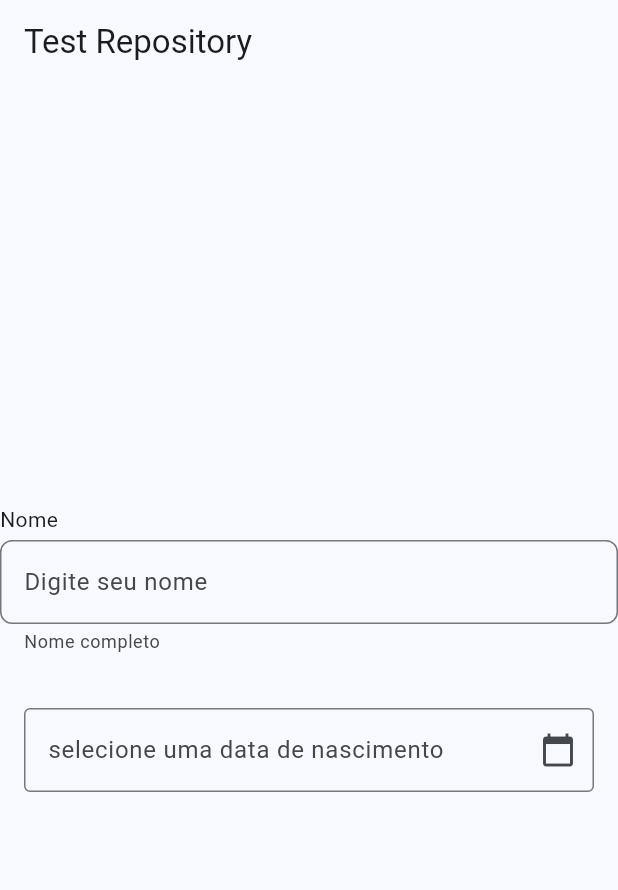
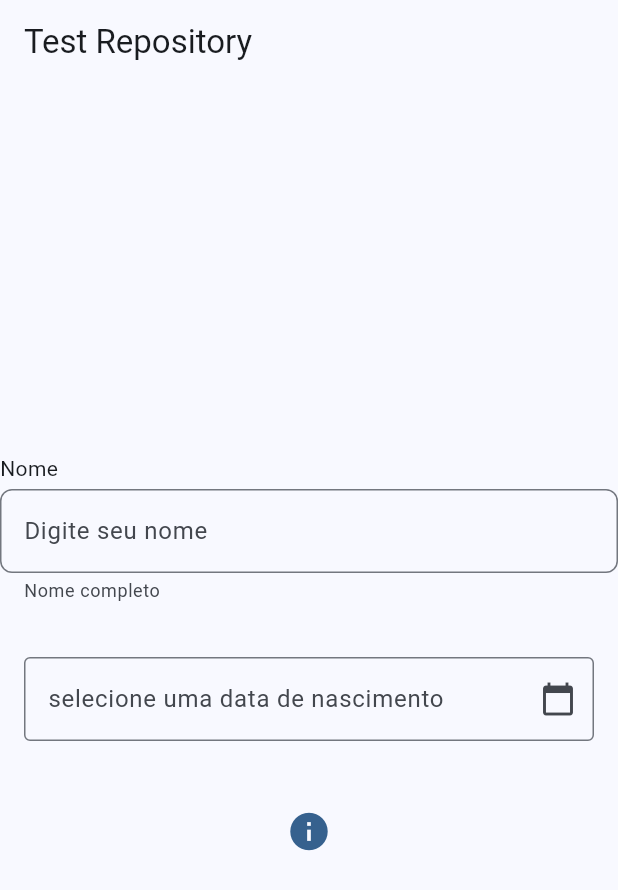
Before and after one commit to Pedro-jferreira/DigPrev, a Flutter app: the screen it shows after launch, on a phone screen of 412 x 824 dp. Shown: the top 890 px of the screen. Run offline on Flutter 3.47's test engine with Material 3 defaults, Android fonts, the phone set to English and light mode, and no system bars; our stand-ins replace cloud_firestore, firebase_auth, firebase_core, freezed_annotation, google_fonts, objectid and 1 more; accounts and stored records are empty; generated files the repository leaves out were written again.

Commit message:
:sparkles: feat(ToolTip) toolTipWidget.dart criado e configurado

```diff
--- a/lib/main.dart
+++ b/lib/main.dart
@@ -1,14 +1,11 @@
-import 'dart:convert';
-
 import 'package:digprev_flutter/config/dependencies.dart';
 import 'package:digprev_flutter/config/firebase_options.dart';
-import 'package:digprev_flutter/domain/use_cases/responseCardGenerator/responseCardGenerator.dart';
 import 'package:digprev_flutter/ui/core/widgets/datePickerWidget.dart';
 import 'package:digprev_flutter/ui/core/widgets/outlinedTextFieldComponent.dart';
+import 'package:digprev_flutter/ui/core/widgets/toolTipWidget.dart';
 import 'package:firebase_core/firebase_core.dart';
 import 'package:flutter/material.dart';
 import 'package:provider/provider.dart';
-import 'package:result_dart/result_dart.dart';
 
 void main() async {
   WidgetsFlutterBinding.ensureInitialized();
@@ -33,6 +30,7 @@ class MyApp extends StatelessWidget {
 
 class TestScreen extends StatelessWidget {
   const TestScreen({super.key});
+
   @override
   Widget build(BuildContext context) {
     return Scaffold(
@@ -40,25 +38,31 @@ class TestScreen extends StatelessWidget {
       body: Center(
         child: Column(
           mainAxisSize: MainAxisSize.min, // Ajusta o tamanho da coluna
-          children: [
+          children: <Widget>[
             OutlinedTextFieldComponent(
-              titulo: "Nome",
-              placeholder: "Digite seu nome",
-              supportingText: "Nome completo",
-              isError: false,
-              errorText: "Nome inválido",
-              keyboardType: TextInputType.text,
-              onValueChange: (value) {
-                print("Valor digitado: $value");
+              titulo: 'Nome',
+              placeholder: 'Digite seu nome',
+              supportingText: 'Nome completo',
+              errorText: 'Nome inválido',
+              onValueChange: (String value) {
+                print('Valor digitado: $value');
               },
             ),
-            const SizedBox(height: 20), // Espaço entre o TextField e o DatePicker
+            const SizedBox(height: 20),
+            // Espaço entre o TextField e o DatePicker
             DatePickerWidget(
               labelText: 'selecione uma data de nascimento',
-              onDateSelected: (value){
+              onDateSelected: (DateTime value) {
                 print(value);
               },
-            ), // Coloque o DatePicker abaixo
+            ),
+            const SizedBox(height: 20),
+            const ToolTipWidget(
+              labelText:
+                  'Indique seu peso em quilogramas. Essa '
+                  'informação é importante para calcular seu Índice '
+                  'de Massa Corporal (IMC).',
+            ),
           ],
         ),
       ),
--- a/lib/ui/core/widgets/datePickerWidget.dart
+++ b/lib/ui/core/widgets/datePickerWidget.dart
@@ -84,6 +84,7 @@ class _DatePickerWidgetState extends State<DatePickerWidget> {
     return Padding(
       padding: const EdgeInsets.all(16.0),
       child: TextField(
+        canRequestFocus: false,
         controller: _dateController,
         readOnly: true,
         decoration: InputDecoration(
--- a/lib/ui/core/widgets/outlinedTextFieldComponent.dart
+++ b/lib/ui/core/widgets/outlinedTextFieldComponent.dart
@@ -11,6 +11,7 @@ class OutlinedTextFieldComponent extends StatelessWidget {
   final Function(String) onValueChange;
 
   const OutlinedTextFieldComponent({
+    required this.onValueChange,
     Key? key,
     this.titulo = '',
     this.value = '',
@@ -19,27 +20,26 @@ class OutlinedTextFieldComponent extends StatelessWidget {
     this.isError = false,
     this.errorText = '',
     this.keyboardType = TextInputType.text,
-    required this.onValueChange,
   }) : super(key: key);
 
   @override
   Widget build(BuildContext context) {
     return Column(
       crossAxisAlignment: CrossAxisAlignment.start,
-      children: [
+      children: <Widget>[
         if (titulo.isNotEmpty)
           Padding(
             padding: const EdgeInsets.only(bottom: 4),
-            child: Text(
-              titulo,
-              style: Theme.of(context).textTheme.bodyMedium,
-            ),
+            child: Text(titulo, style: Theme.of(context).textTheme.bodyMedium),
           ),
         TextField(
           keyboardType: keyboardType,
-          onChanged: (input) {
+          onChanged: (String input) {
             if (keyboardType == TextInputType.number) {
-              final numericValue = input.replaceAll(RegExp(r'[^0-9]'), '');
+              final String numericValue = input.replaceAll(
+                RegExp(r'[^0-9]'),
+                '',
+              );
               onValueChange(numericValue);
             } else {
               onValueChange(input);
@@ -49,9 +49,7 @@ class OutlinedTextFieldComponent extends StatelessWidget {
             hintText: placeholder,
             errorText: isError ? errorText : null,
             helperText: isError ? null : supportingText,
-            border: OutlineInputBorder(
-              borderRadius: BorderRadius.circular(8),
-            ),
+            border: OutlineInputBorder(borderRadius: BorderRadius.circular(8)),
           ),
         ),
       ],
--- /dev/null
+++ b/lib/ui/core/widgets/toolTipWidget.dart
@@ -0,0 +1,39 @@
+import 'package:flutter/material.dart';
+
+class ToolTipWidget extends StatelessWidget {
+  final String labelText;
+
+  const ToolTipWidget({
+    required this.labelText,
+    super.key,
+  });
+
+  Widget build(BuildContext context) {
+    return IconButton(
+      onPressed: () {
+        showDialog(
+          context: context,
+          builder:
+              (BuildContext context) => AlertDialog(
+                backgroundColor: Theme.of(context).colorScheme.primary,
+                icon: const Icon(
+                  // Icon verde no AlertDialog
+                  Icons.info_outline,
+                  color: Colors.green,
+                ),
+                content: Text(
+                  labelText,
+                  style: TextStyle(
+                    color: Theme.of(context).colorScheme.onPrimary,
+                  ),
+                ),
+              ),
+        );
+      },
+
+      iconSize: 30,
+      color: Theme.of(context).colorScheme.primary,
+      icon: const Icon(Icons.info),
+    );
+  }
+}
```
Also changed, not shown: 1 other file.
